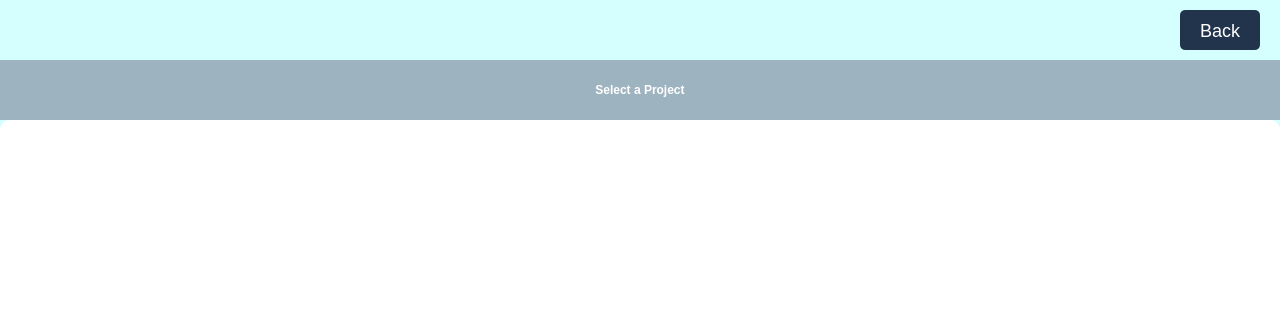
First picture: the form in code/Staging_Environment/Recovered/Staging_Environment_Recorverd/teammember_projectswindow.ui, repository muazzamaqeel/Software-Project-CTS-5, before the edit; both pictures show x 0 to 1280 and y 0 to 320 of the 1280 by 720 pixel window.
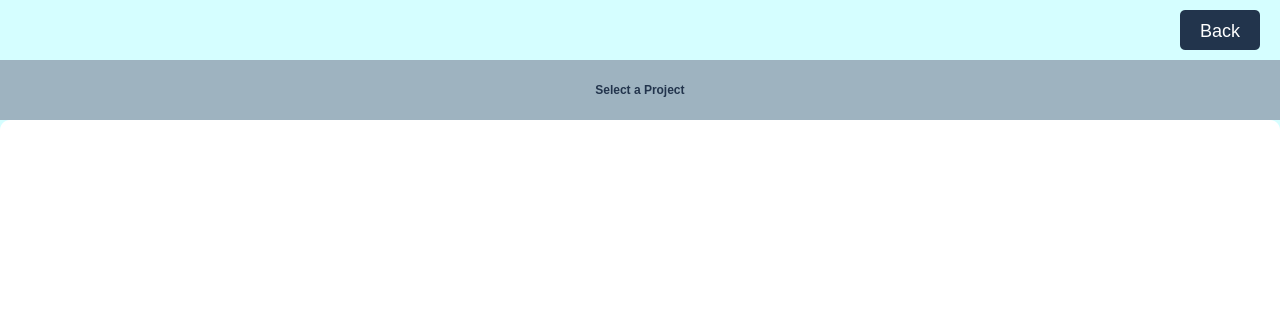
Second picture: the form after the edit. Icons and pictures are not drawn.

Diff of the .ui file:
```diff
--- a/code/Staging_Environment/Recovered/Staging_Environment_Recorverd/teammember_projectswindow.ui
+++ b/code/Staging_Environment/Recovered/Staging_Environment_Recorverd/teammember_projectswindow.ui
@@ -239,7 +239,7 @@
           <string notr="true">QLabel {
 font: 24pt &quot;Arial&quot;;
 background-color: #9EB3C0;
-color: rgb(255, 255, 255);
+color: #22344C;
 }</string>
          </property>
          <property name="text">
```
Left out of the diff: 15 changed lines with no effect on the pictures.
